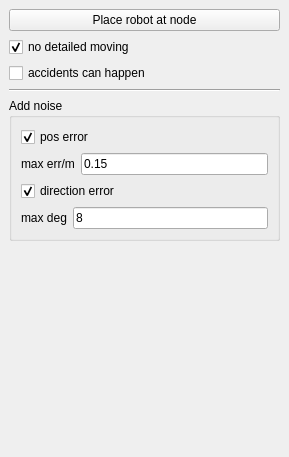
Qt form include/tmapping/UI/dockSimulation.ui (StumboEugen/TMapping) before a commit.
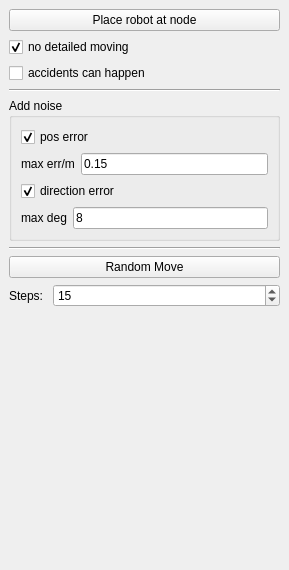
The same form after that commit.

What changed in the file:
```diff
--- a/include/tmapping/UI/dockSimulation.ui
+++ b/include/tmapping/UI/dockSimulation.ui
@@ -7,7 +7,7 @@
     <x>0</x>
     <y>0</y>
     <width>289</width>
-    <height>457</height>
+    <height>570</height>
    </rect>
   </property>
   <property name="features">
@@ -126,6 +126,44 @@
       </layout>
      </widget>
     </item>
+    <item>
+     <widget class="Line" name="line_2">
+      <property name="orientation">
+       <enum>Qt::Horizontal</enum>
+      </property>
+     </widget>
+    </item>
+    <item>
+     <widget class="QPushButton" name="btnRandomMove">
+      <property name="text">
+       <string>Random Move</string>
+      </property>
+     </widget>
+    </item>
+    <item>
+     <layout class="QHBoxLayout" name="horizontalLayout_4">
+      <item>
+       <widget class="QLabel" name="label_3">
+        <property name="text">
+         <string>Steps: </string>
+        </property>
+       </widget>
+      </item>
+      <item>
+       <widget class="QSpinBox" name="sbMoveSteps">
+        <property name="sizePolicy">
+         <sizepolicy hsizetype="Expanding" vsizetype="Fixed">
+          <horstretch>0</horstretch>
+          <verstretch>0</verstretch>
+         </sizepolicy>
+        </property>
+        <property name="value">
+         <number>15</number>
+        </property>
+       </widget>
+      </item>
+     </layout>
+    </item>
     <item>
      <spacer name="endSpacer">
       <property name="orientation">
```
